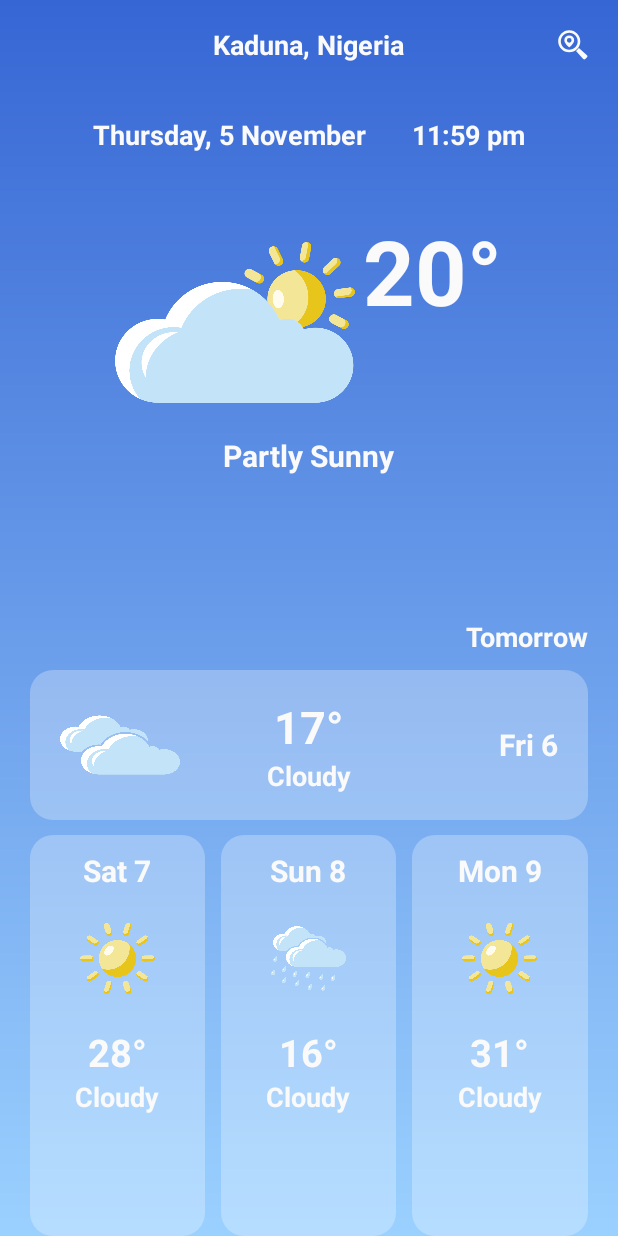
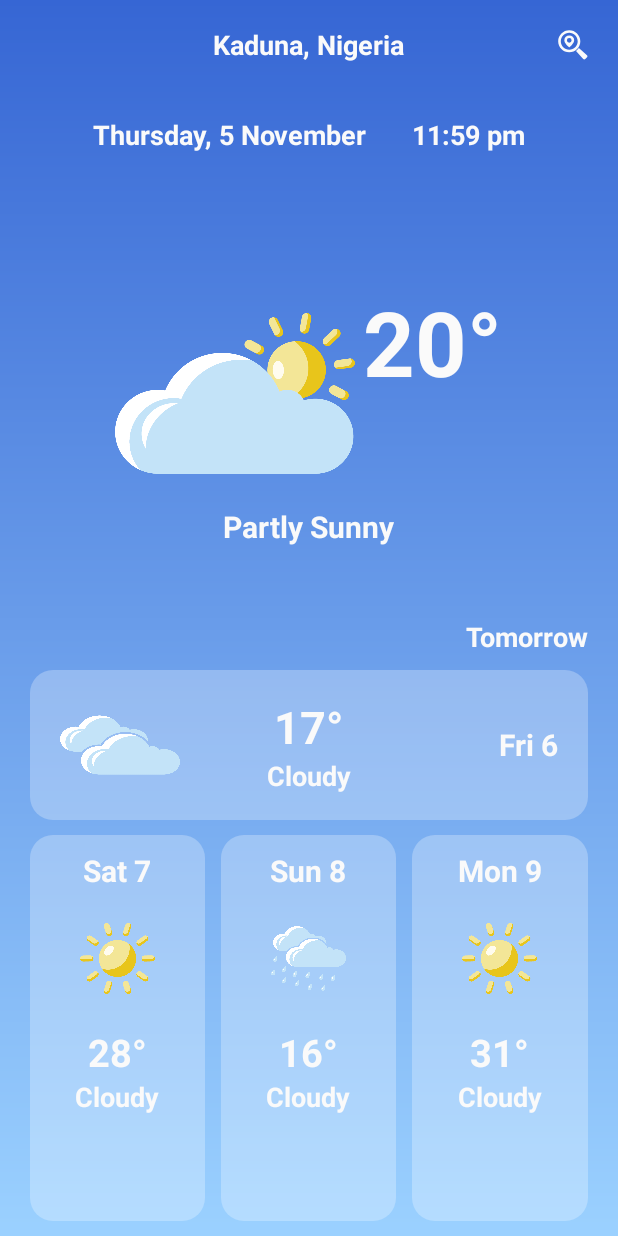
Before and after one commit to AbdulalimLadan/Weatheria, an Android app: the screen it shows after launch (MainActivity), on a phone screen of 412 x 824 dp. Run offline under Robolectric (Android 15) with nearby library versions, the phone set to English and light mode, and no system bars.

Commit message:
[reduce spacing]

```diff
--- a/app/src/main/res/layout/activity_main.xml
+++ b/app/src/main/res/layout/activity_main.xml
@@ -65,6 +65,11 @@
         </LinearLayout>
 
         <LinearLayout
+            android:layout_height="match_parent"
+            android:layout_width="match_parent"
+            android:orientation="vertical"
+            android:gravity="center">
+            <LinearLayout
                 android:layout_width="wrap_content"
                 android:layout_height="150dp"
                 android:layout_marginTop="20dp"
@@ -96,6 +101,7 @@
                 android:textStyle="bold"
                 android:textSize="20sp"
                 android:textColor="@color/colorWhite"/>
+        </LinearLayout>
 
     </LinearLayout>
     <LinearLayout
@@ -172,6 +178,7 @@
             android:layout_marginStart="20dp"
             android:layout_marginEnd="20dp"
             android:layout_marginTop="10dp"
+            android:layout_marginBottom="10dp"
             android:weightSum="3"
             android:orientation="horizontal">
 
```
Lines whose indentation alone changed are shown as unchanged.
